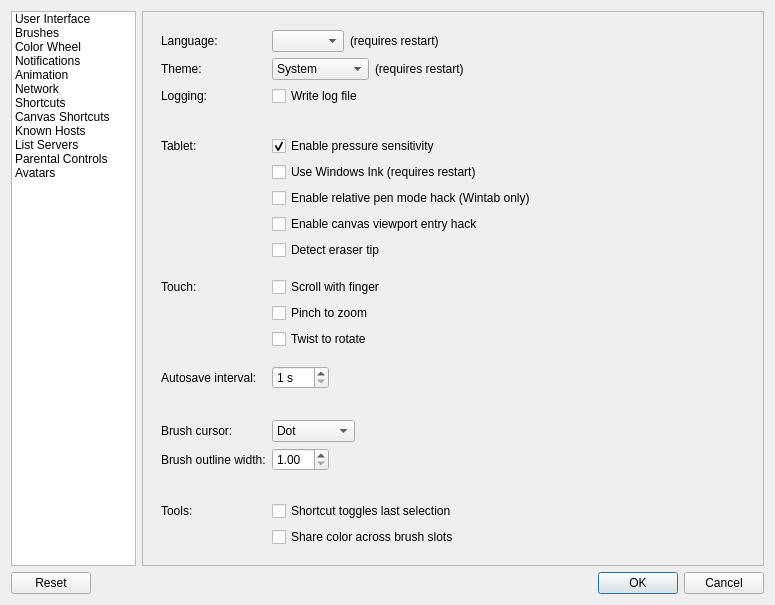
Above: src/desktop/ui/settings.ui from drawpile/Drawpile before the change. Below: the same form after it.
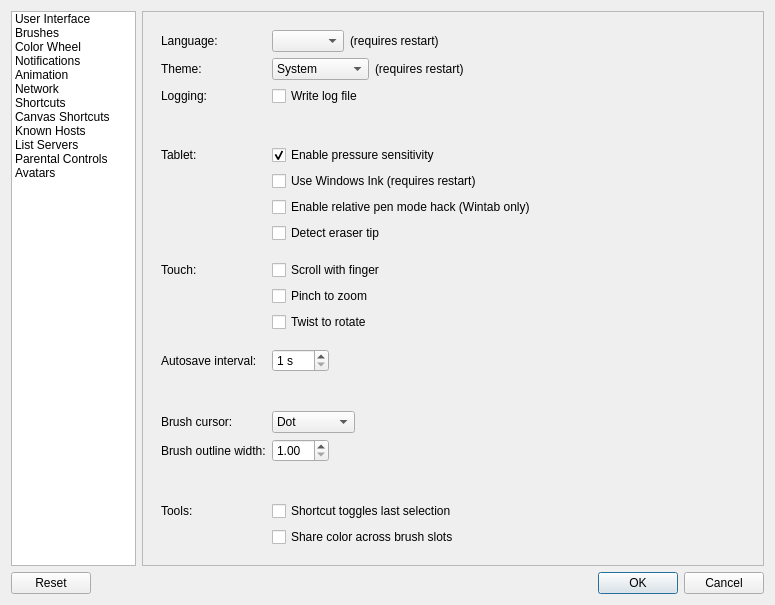
That is the form after the change. Icons and pictures are not drawn. Custom widgets are drawn as their Qt base class.

Commit message:
Turn the viewport entry hack into a #define
Since I figured out why it's happening now, it's if KIS_TABLET isn't
enabled. So we make the behavior dependent on that instead of having the
user needing to twiddle the setting manually if stuff doesn't work for
them.

Patch:
```diff
--- a/src/desktop/ui/settings.ui
+++ b/src/desktop/ui/settings.ui
@@ -345,16 +345,6 @@
               </property>
              </widget>
             </item>
-            <item row="10" column="1">
-             <widget class="QCheckBox" name="viewportEntryHack">
-              <property name="toolTip">
-               <string>Enable this workaround if your cursor doesn't update when you move it into the canvas with the tablet pen.</string>
-              </property>
-              <property name="text">
-               <string>Enable canvas viewport entry hack</string>
-              </property>
-             </widget>
-            </item>
             <item row="21" column="1">
              <widget class="QDoubleSpinBox" name="brushOutlineWidth">
               <property name="minimum">
```
The commit also changes 4 other files.
